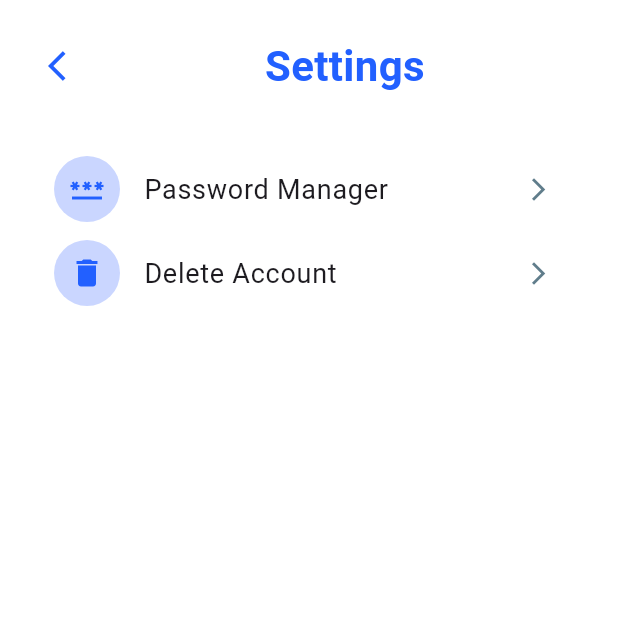
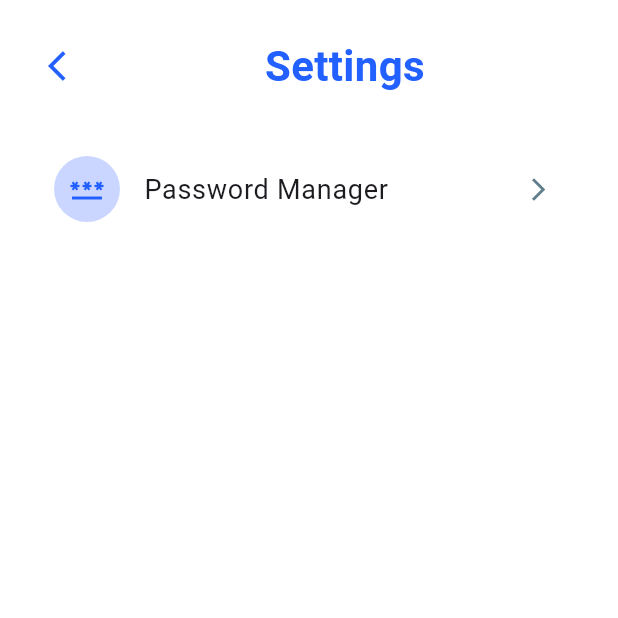
Before and after one commit to sahan-chamod/LifeBalance, a Flutter app: the SettingsScreen screen opened by its route, on a phone screen of 412 x 824 dp, the top half of it. Run offline on Flutter 3.47's test engine with Material 3 defaults, Android fonts, the phone set to English and light mode, and no system bars; our stand-ins replace cloud_firestore, file_picker, firebase_auth, firebase_core, firebase_database, image_picker and 1 more; accounts and stored records are empty.

Commit message:
remove the delete

```diff
--- a/lib/screens/profile/SettingsScreen.dart
+++ b/lib/screens/profile/SettingsScreen.dart
@@ -57,11 +57,11 @@ class _SettingsScreenState extends State<SettingsScreen> {
                         title: 'Password Manager',
                         route: AppRoutes.password,
                       ),
-                      CustomListTitle(
-                        icon: Icons.delete,
-                        title: 'Delete Account',
-                        route: AppRoutes.password,
-                      ),
+                      // CustomListTitle(
+                      //   icon: Icons.delete,
+                      //   title: 'Delete Account',
+                      //   route: AppRoutes.password,
+                      // ),
                     ],
                   )
                 ],
```
